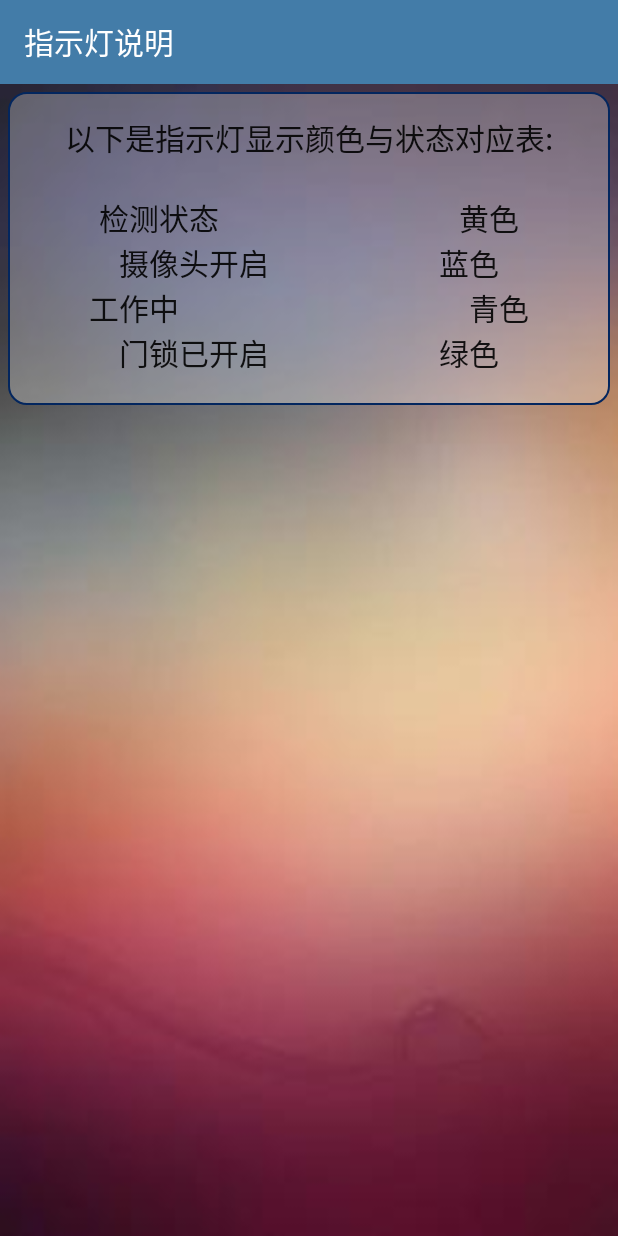
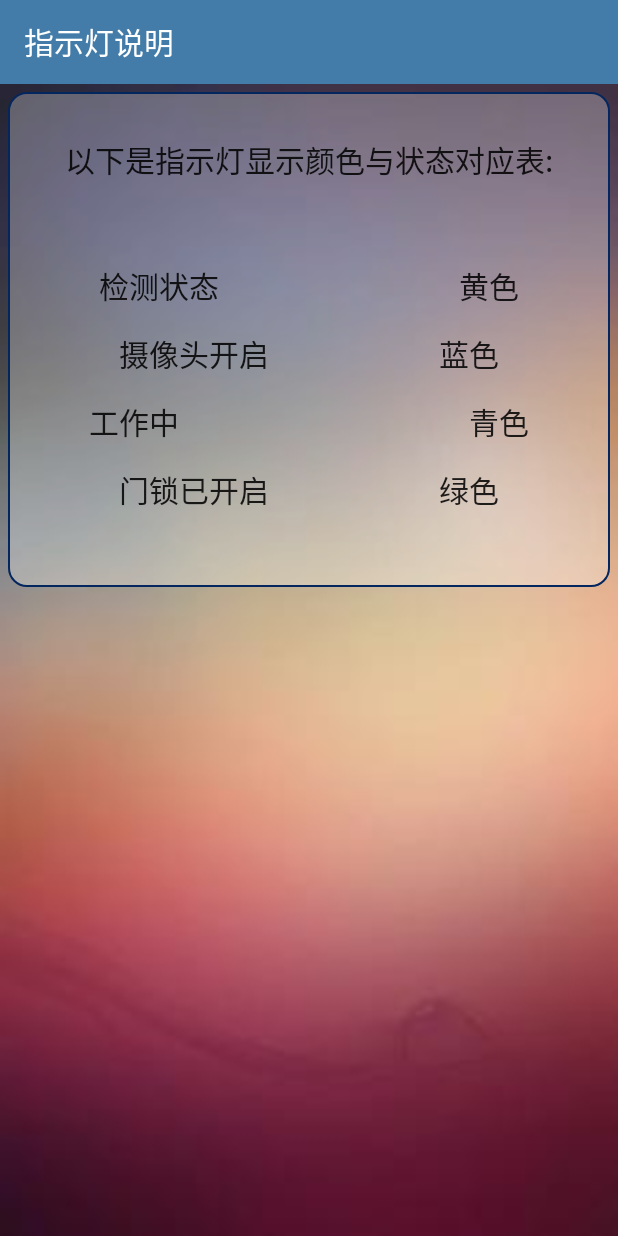
Before and after one commit to aow-otto/Intelligent-Door-Lock, an Android app: the IndicatorLightActivity screen opened directly, with no data from a screen before it, on a phone screen of 412 x 824 dp. Run offline under Robolectric (Android 15) with nearby library versions, the phone set to English and light mode, and no system bars.

Commit message:
默认更改列表

```diff
--- a/app/src/main/java/com/example/intelligentdoorlock/IndicatorLightActivity.java
+++ b/app/src/main/java/com/example/intelligentdoorlock/IndicatorLightActivity.java
@@ -1,6 +1,8 @@
 package com.example.intelligentdoorlock;
 
+import android.graphics.Typeface;
 import android.os.Bundle;
+import android.widget.TextView;
 
 import androidx.annotation.Nullable;
 import androidx.appcompat.app.AppCompatActivity;
--- a/app/src/main/java/com/example/intelligentdoorlock/MainActivity.java
+++ b/app/src/main/java/com/example/intelligentdoorlock/MainActivity.java
@@ -353,6 +353,7 @@ public class MainActivity extends AppCompatActivity implements View.OnClickListe
                             id_matched = "";
                             mac_address = "";
                             ((GlobalVarious) getApplication()).setGlobalBlueSocket(null);
+                            ((GlobalVarious) getApplication()).setLatest_modified("");
                             Intent intent = new Intent(MainActivity.this, BluetoothActivity.class);
                             startActivityForResult(intent, 1);
                         } catch (IOException ignored) {
--- a/app/src/main/res/layout/activity_main.xml
+++ b/app/src/main/res/layout/activity_main.xml
@@ -16,6 +16,8 @@
             android:layout_width="match_parent"
             android:layout_height="wrap_content"
             android:background="#437CA8"
+            app:title="智能门锁"
+            android:fontFamily="@font/hgy3_cnki"
             app:popupTheme="@style/AppTheme.PopupOverlay" />
 
     </com.google.android.material.appbar.AppBarLayout>
@@ -28,6 +30,7 @@
         android:layout_height="wrap_content"
         android:layout_gravity="bottom|end"
         android:layout_margin="@dimen/fab_margin"
+        android:fontFamily="@font/hgy3_cnki"
         app:backgroundTint="#03A9F4"
         app:srcCompat="@drawable/icon_news" />
 
--- a/app/src/main/res/layout/bluetooth_match.xml
+++ b/app/src/main/res/layout/bluetooth_match.xml
@@ -17,6 +17,7 @@
             android:background="#437CA8"
             app:popupTheme="@style/AppTheme.PopupOverlay"
             app:title="蓝牙连接"
+            android:fontFamily="@font/hgy3_cnki"
             app:titleTextColor="#FFFFFF" />
 
         <TextView
@@ -29,6 +30,7 @@
             android:background="@drawable/reamtch"
             android:gravity="center"
             android:text="@string/zhunbeipeidui"
+            android:fontFamily="@font/hgy3_cnki"
             android:textColor="#FFFFFF"
             android:textSize="20sp" />
 
@@ -40,6 +42,7 @@
             android:layout_marginTop="5dp"
             android:background="@drawable/gotobluetooth"
             android:textSize="15sp"
+            android:fontFamily="@font/hgy3_cnki"
             android:text="@string/qianwgnlanya" />
 
         <ListView
--- a/app/src/main/res/layout/indicator_light_introduction.xml
+++ b/app/src/main/res/layout/indicator_light_introduction.xml
@@ -25,15 +25,17 @@
             android:layout_width="match_parent"
             android:layout_height="wrap_content"
             android:text="@string/indicator_light_introduction"
-            android:textColor="#E4000000"
+            android:textColor="#DC000000"
             android:background="@drawable/listview"
             android:layout_marginTop="5dp"
             android:layout_marginLeft="5dp"
             android:layout_marginRight="5dp"
-            android:paddingTop="15dp"
-            android:paddingBottom="20dp"
+            android:paddingTop="30dp"
+            android:paddingBottom="50dp"
             android:gravity="center"
             android:textSize="20sp"
+            android:fontFamily="@font/hgy3_cnki"
+            android:lineSpacingExtra="15dp"
             tools:visibility="visible" />
 
 
--- a/app/src/main/res/layout/more_functions.xml
+++ b/app/src/main/res/layout/more_functions.xml
@@ -17,6 +17,7 @@
             android:background="#437CA8"
             app:popupTheme="@style/AppTheme.PopupOverlay"
             app:title="更多功能"
+            android:fontFamily="@font/hgy3_cnki"
             app:titleTextColor="#FFFFFF" />
 
         <Button
@@ -30,6 +31,7 @@
             android:background="@drawable/more_top"
             android:padding="15dp"
             android:text="人脸识别管理"
+            android:fontFamily="@font/hgy3_cnki"
             android:textAllCaps="false"
             android:textSize="20sp" />
 
@@ -44,6 +46,7 @@
             android:background="@drawable/more_middle"
             android:padding="15dp"
             android:text="@string/quxiaodingshikaiguanji"
+            android:fontFamily="@font/hgy3_cnki"
             android:textAllCaps="false"
             android:textSize="20sp" />
 
@@ -58,6 +61,7 @@
             android:background="@drawable/more_middle"
             android:padding="15dp"
             android:text="@string/zhishideng"
+            android:fontFamily="@font/hgy3_cnki"
             android:textAllCaps="false"
             android:textSize="20sp" />
 
@@ -72,6 +76,7 @@
             android:background="@drawable/more_bottom"
             android:padding="15dp"
             android:text="@string/aboutus"
+            android:fontFamily="@font/hgy3_cnki"
             android:textAllCaps="false"
             android:textSize="20sp" />
 
```
Also changed, not shown: app/src/main/res/layout/content_main.xml (+8 -0 lines), 3 other files.
